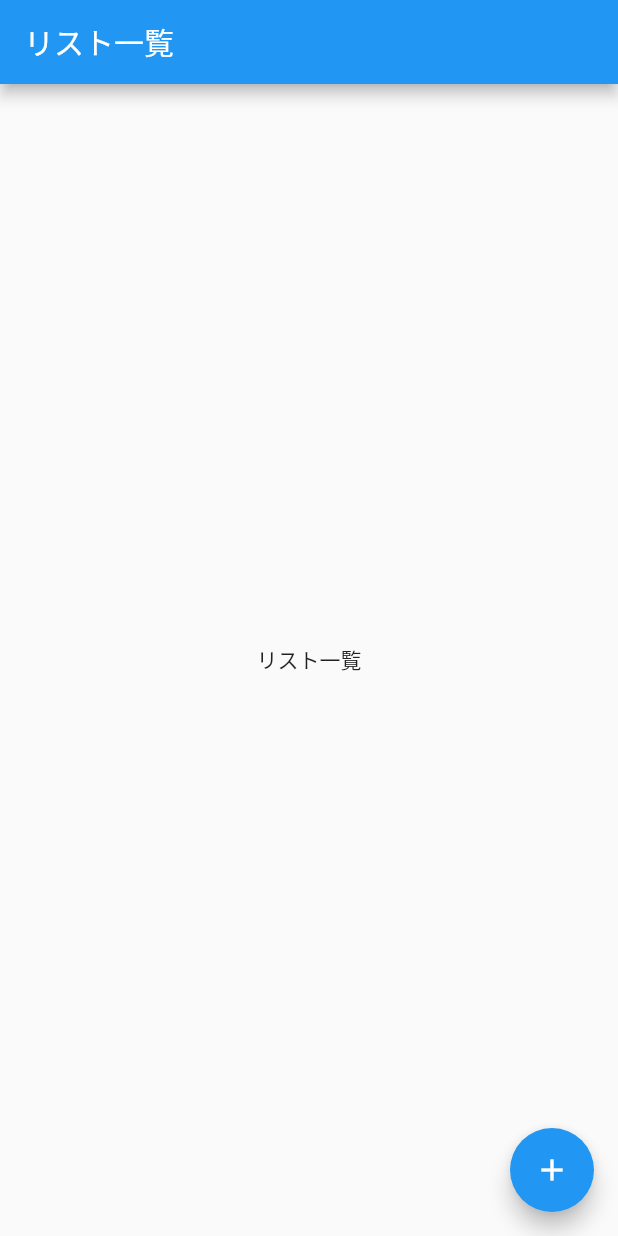
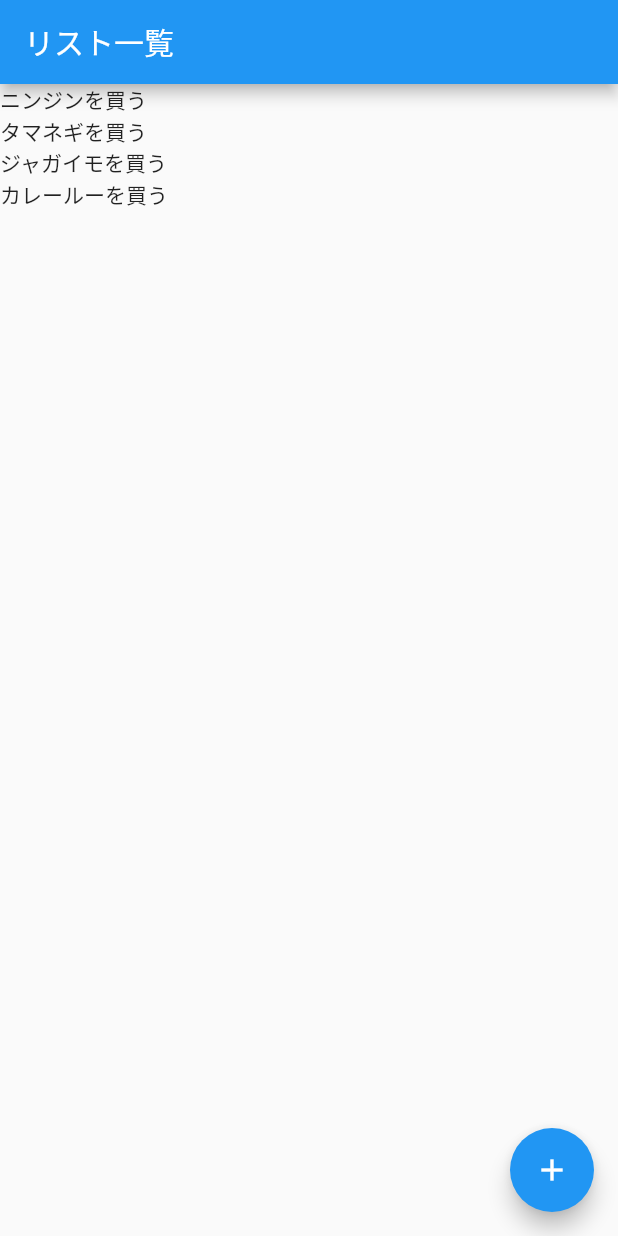
Before and after one commit to den8383/start-flutter, a Flutter app: the screen it shows after launch, on a phone screen of 412 x 824 dp. Run offline on Flutter 3.47's test engine with Material 2 defaults, Android fonts, the phone set to English and light mode, and no system bars.

Commit message:
[add] addViewList

```diff
--- a/mytodoapp/lib/main.dart
+++ b/mytodoapp/lib/main.dart
@@ -38,8 +38,13 @@ class TodoListPage extends StatelessWidget{
                 appBar: AppBar(
                         title: Text('リスト一覧'),
                         ),
-                body: Center(
-                        child: Text('リスト一覧'),
+                body: ListView(
+                        children: <Widget>[
+                            Text('ニンジンを買う'),
+                            Text('タマネギを買う'),
+                            Text('ジャガイモを買う'),
+                            Text('カレールーを買う'),
+                        ],
                 ),
                 floatingActionButton: FloatingActionButton(
                         onPressed: (){
```
